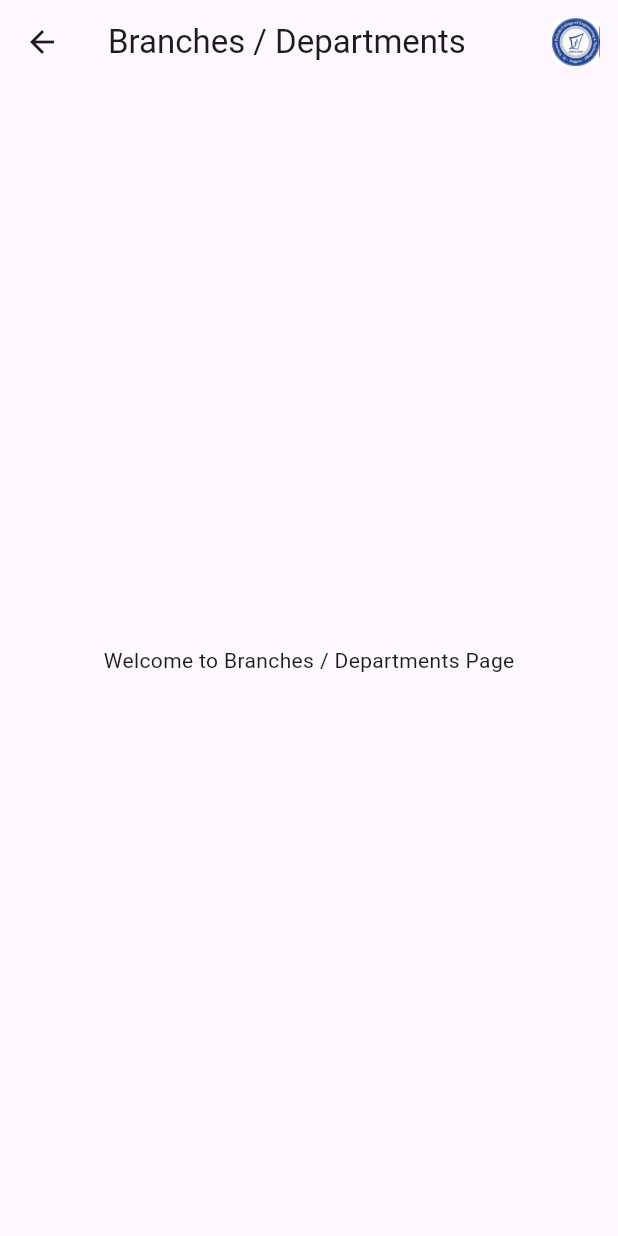
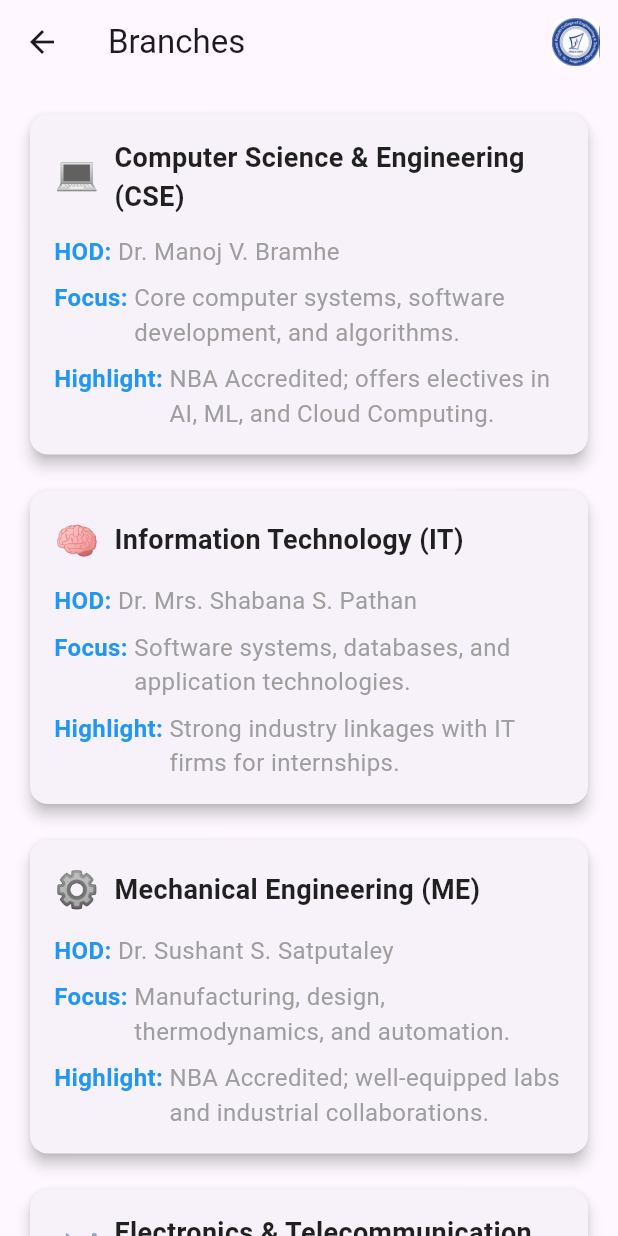
Before and after one commit to theaashaychahande/stvincent_sys_app, a Flutter app: the screen it shows after launch, in the side drawer, after a tap on "Branches / Departments", on a phone screen of 412 x 824 dp. Run offline on Flutter 3.47's test engine with Material 3 defaults, Android fonts, the phone set to English and light mode, and no system bars.

Commit message:
added  branches data

```diff
--- a/lib/home_screen.dart
+++ b/lib/home_screen.dart
@@ -2,7 +2,7 @@ import 'package:flutter/material.dart';
 import 'sections/about_page.dart';
 import 'sections/basic_info_page.dart';
 import 'sections/programs_offered_page.dart';
-import 'sections/branches_departments.dart';
+import 'sections/branches_page.dart';
 import 'sections/degrees.dart';
 import 'widgets/college_logo.dart';
 
@@ -86,7 +86,7 @@ class HomeScreen extends StatelessWidget {
                 Navigator.push(
                   context,
                   MaterialPageRoute(
-                    builder: (context) => const BranchesDepartmentsPage(),
+                    builder: (context) => const BranchesPage(),
                   ),
                 );
               },
--- a/lib/sections/branches_departments.dart
+++ /dev/null
@@ -1,24 +0,0 @@
-import 'package:flutter/material.dart';
-import '../widgets/college_logo.dart';
-
-class BranchesDepartmentsPage extends StatelessWidget {
-  const BranchesDepartmentsPage({super.key});
-
-  @override
-  Widget build(BuildContext context) {
-    return Scaffold(
-      appBar: AppBar(
-        title: const Text('Branches / Departments'),
-        actions: [
-          Padding(
-            padding: const EdgeInsets.only(right: 12),
-            child: CollegeLogo(size: 32),
-          ),
-        ],
-      ),
-      body: const Center(
-        child: Text('Welcome to Branches / Departments Page'),
-      ),
-    );
-  }
-}
--- /dev/null
+++ b/lib/sections/branches_page.dart
@@ -0,0 +1,224 @@
+import 'package:flutter/material.dart';
+import '../widgets/college_logo.dart';
+
+class BranchesPage extends StatelessWidget {
+  const BranchesPage({super.key});
+
+  @override
+  Widget build(BuildContext context) {
+    return Scaffold(
+      appBar: AppBar(
+        title: const Text('Branches'),
+        actions: [
+          Padding(
+            padding: const EdgeInsets.only(right: 12),
+            child: CollegeLogo(size: 32),
+          ),
+        ],
+      ),
+      body: SingleChildScrollView(
+        padding: const EdgeInsets.all(16.0),
+        child: Column(
+          children: [
+            const BranchCard(
+              icon: '💻',
+              branchName: 'Computer Science & Engineering (CSE)',
+              hod: 'Dr. Manoj V. Bramhe',
+              focus: 'Core computer systems, software development, and algorithms.',
+              highlight: 'NBA Accredited; offers electives in AI, ML, and Cloud Computing.',
+            ),
+            const SizedBox(height: 16),
+            const BranchCard(
+              icon: '🧠',
+              branchName: 'Information Technology (IT)',
+              hod: 'Dr. Mrs. Shabana S. Pathan',
+              focus: 'Software systems, databases, and application technologies.',
+              highlight: 'Strong industry linkages with IT firms for internships.',
+            ),
+            const SizedBox(height: 16),
+            const BranchCard(
+              icon: '⚙️',
+              branchName: 'Mechanical Engineering (ME)',
+              hod: 'Dr. Sushant S. Satputaley',
+              focus: 'Manufacturing, design, thermodynamics, and automation.',
+              highlight: 'NBA Accredited; well-equipped labs and industrial collaborations.',
+            ),
+            const SizedBox(height: 16),
+            const BranchCard(
+              icon: '📡',
+              branchName: 'Electronics & Telecommunication Engineering (ETC)',
+              hod: 'Dr. Harish V. Rajurkar',
+              focus: 'Embedded systems, communication networks, and signal processing.',
+              highlight: 'NBA Accredited; specialized IoT and VLSI training.',
+            ),
+            const SizedBox(height: 16),
+            const BranchCard(
+              icon: '🔌',
+              branchName: 'Electrical Engineering (EE)',
+              hod: 'Dr. Mrs. Jyoti P. Rothe',
+              focus: 'Electrical machines, power systems, and renewable energy.',
+              highlight: 'NBA Accredited; emphasis on sustainable technology.',
+            ),
+            const SizedBox(height: 16),
+            const BranchCard(
+              icon: '🏗️',
+              branchName: 'Civil Engineering',
+              hod: 'Dr. Abhay G. Hirekhan',
+              focus: 'Structural, environmental, and geotechnical engineering.',
+              highlight: 'Industry collaboration for real-world construction projects.',
+            ),
+            const SizedBox(height: 16),
+            const BranchCard(
+              icon: '🧩',
+              branchName: 'CSE – Data Science',
+              hod: 'Mr. Abhinav Mule',
+              focus: 'Data analytics, visualization, and AI-based decision systems.',
+              highlight: 'Modern labs with Python, TensorFlow, and R tools.',
+            ),
+            const SizedBox(height: 16),
+            const BranchCard(
+              icon: '🔐',
+              branchName: 'CSE – Cyber Security',
+              hod: 'Mrs. Bhakti Thakre',
+              focus: 'Network security, cryptography, and ethical hacking.',
+              highlight: 'Includes hands-on security simulation workshops.',
+            ),
+            const SizedBox(height: 16),
+            const BranchCard(
+              icon: '🧬',
+              branchName: 'CSBS (Computer Science & Business Systems)',
+              hod: 'Dr. Pravin H. Sen',
+              focus: 'Integration of computing, data, and business processes.',
+              highlight: 'Industry partnership with TCS for curriculum design.',
+            ),
+            const SizedBox(height: 16),
+            const BranchCard(
+              icon: '🌐',
+              branchName: 'Industrial IoT',
+              hod: 'Dr. Shriraghavan R. Madhubushi',
+              focus: 'Smart devices, automation, and connectivity technologies.',
+              highlight: 'Practical IoT applications with industrial tools.',
+            ),
+            const SizedBox(height: 16),
+            const BranchCard(
+              icon: '🛠️',
+              branchName: 'B.Voc (Vocational Studies)',
+              hod: 'Dr. Suresh B. Rangankar',
+              focus: 'Skill-based training and employability-oriented programs.',
+              highlight: 'Includes internships and job-linked modules.',
+            ),
+            const SizedBox(height: 16),
+            const BranchCard(
+              icon: '📘',
+              branchName: 'First Year Department',
+              hod: 'Dr. Smita C. Tolani',
+              focus: 'Foundation courses in physics, mathematics, and programming.',
+              highlight: 'Dedicated mentorship for smooth transition into engineering.',
+            ),
+            const SizedBox(height: 16),
+            const BranchCard(
+              icon: '🤖',
+              branchName: 'Artificial Intelligence',
+              hod: 'Prof. Vikas G. Bhowate',
+              focus: 'AI, ML, neural networks, and natural language processing.',
+              highlight: 'Research-driven learning with project exposure.',
+            ),
+            const SizedBox(height: 16),
+            const BranchCard(
+              icon: '🔭',
+              branchName: 'Robotics & AI',
+              hod: 'Dr. Amit R. Bhende',
+              focus: 'Intelligent robotics, automation, and AI-based control systems.',
+              highlight: 'Emerging interdisciplinary program.',
+            ),
+          ],
+        ),
+      ),
+    );
+  }
+}
+
+class BranchCard extends StatelessWidget {
+  final String icon;
+  final String branchName;
+  final String hod;
+  final String focus;
+  final String highlight;
+
+  const BranchCard({
+    super.key,
+    required this.icon,
+    required this.branchName,
+    required this.hod,
+    required this.focus,
+    required this.highlight,
+  });
+
+  @override
+  Widget build(BuildContext context) {
+    return Card(
+      elevation: 4,
+      shape: RoundedRectangleBorder(
+        borderRadius: BorderRadius.circular(12),
+      ),
+      child: Padding(
+        padding: const EdgeInsets.all(16.0),
+        child: Column(
+          crossAxisAlignment: CrossAxisAlignment.start,
+          children: [
+            Row(
+              children: [
+                Text(
+                  icon,
+                  style: const TextStyle(fontSize: 24),
+                ),
+                const SizedBox(width: 10),
+                Expanded(
+                  child: Text(
+                    branchName,
+                    style: const TextStyle(
+                      fontSize: 18,
+                      fontWeight: FontWeight.bold,
+                      color: Colors.black87,
+                    ),
+                  ),
+                ),
+              ],
+            ),
+            const SizedBox(height: 12),
+            _buildInfoRow('HOD', hod),
+            const SizedBox(height: 8),
+            _buildInfoRow('Focus', focus),
+            const SizedBox(height: 8),
+            _buildInfoRow('Highlight', highlight),
+          ],
+        ),
+      ),
+    );
+  }
+
+  Widget _buildInfoRow(String label, String value) {
+    return Row(
+      crossAxisAlignment: CrossAxisAlignment.start,
+      children: [
+        Text(
+          '$label: ',
+          style: const TextStyle(
+            fontSize: 16,
+            fontWeight: FontWeight.w600,
+            color: Colors.blue,
+          ),
+        ),
+        Expanded(
+          child: Text(
+            value,
+            style: const TextStyle(
+              fontSize: 16,
+              color: Colors.grey,
+            ),
+          ),
+        ),
+      ],
+    );
+  }
+}
```
